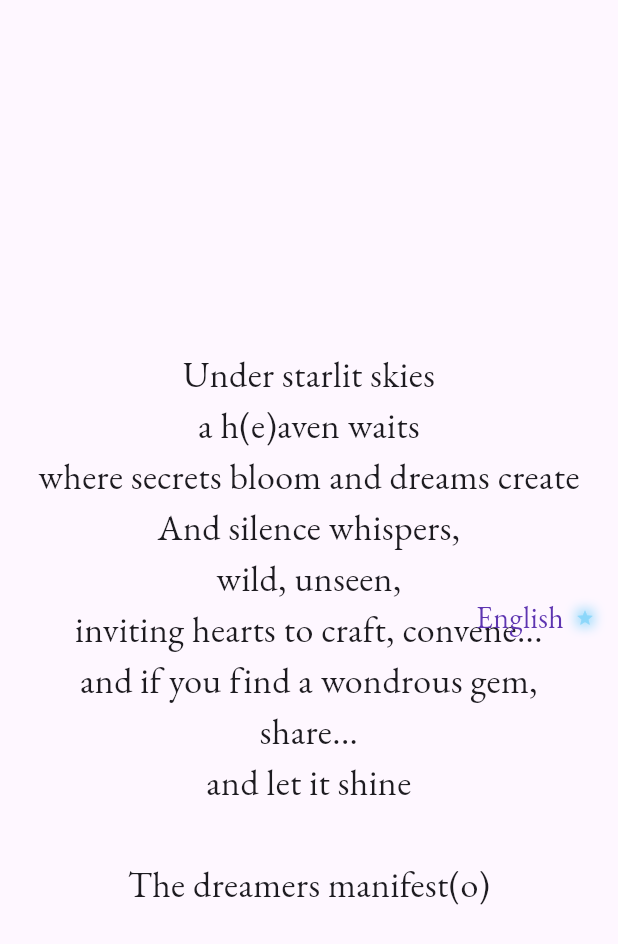
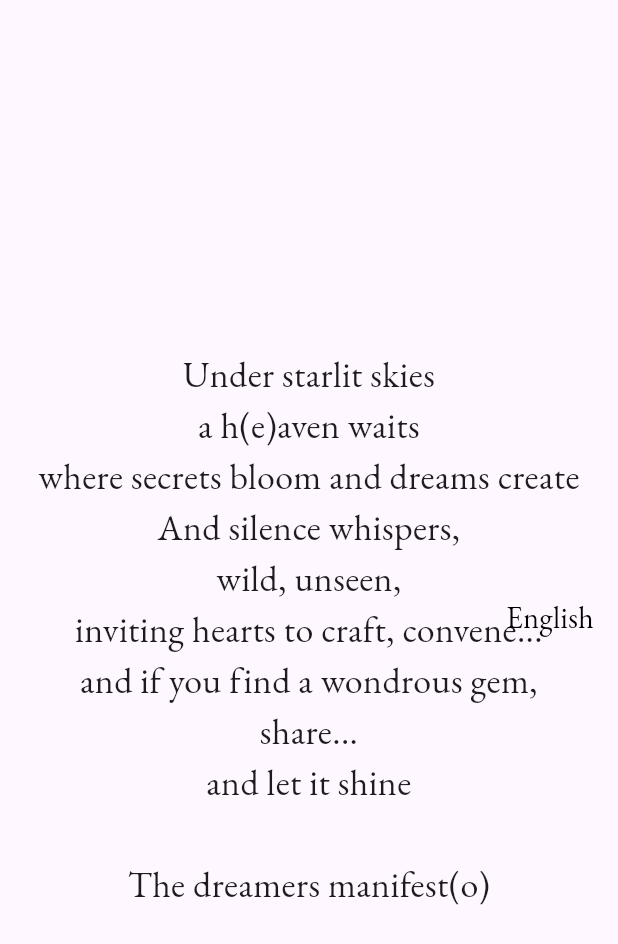
Before and after one commit to Tim2107/stellaria, a Flutter app: the screen it shows after launch, on a phone screen of 412 x 824 dp. Shown: the top 944 px of the screen. Run offline on Flutter 3.47's test engine with Material 3 defaults, Android fonts, the phone set to English and light mode, and no system bars; our stand-ins replace google_fonts.

Commit message:
refactor: streamline language selector visuals

```diff
--- a/nexus/lib/widgets/language_selector.dart
+++ b/nexus/lib/widgets/language_selector.dart
@@ -73,14 +73,7 @@ class _LanguageSelectorState extends State<LanguageSelector> {
         _controller.jumpToItem(widget.selectedIndex);
         setState(() => _expanded = true);
       },
-      child: Row(
-        mainAxisSize: MainAxisSize.min,
-        children: [
-          Text(lang, style: _languageStyle(lang, true)),
-          const SizedBox(width: 8),
-          const Sparkle(color: Color(0xFF81D4FA)),
-        ],
-      ),
+      child: Text(lang, style: _languageStyle(lang, true)),
     );
   }
 
@@ -127,19 +120,10 @@ class _LanguageSelectorState extends State<LanguageSelector> {
         children: [
           for (var i = 0; i < widget.languages.length; i++)
             Center(
-              child: Row(
-                mainAxisSize: MainAxisSize.min,
-                children: [
-                  Text(
-                    widget.languages[i],
-                    style: _languageStyle(
-                        widget.languages[i], i == widget.selectedIndex),
-                  ),
-                  if (i == widget.selectedIndex) ...[
-                    const SizedBox(width: 8),
-                    const Sparkle(),
-                  ]
-                ],
+              child: Text(
+                widget.languages[i],
+                style: _languageStyle(
+                    widget.languages[i], i == widget.selectedIndex),
               ),
             )
         ],
@@ -157,7 +141,7 @@ class _LanguageSelectorState extends State<LanguageSelector> {
         base = GoogleFonts.ebGaramond(fontSize: 20);
     }
     return base.copyWith(
-      color: selected ? const Color(0xFF5E35B1) : Colors.black87,
+      color: selected ? Colors.black : Colors.black87,
     );
   }
 }
```
